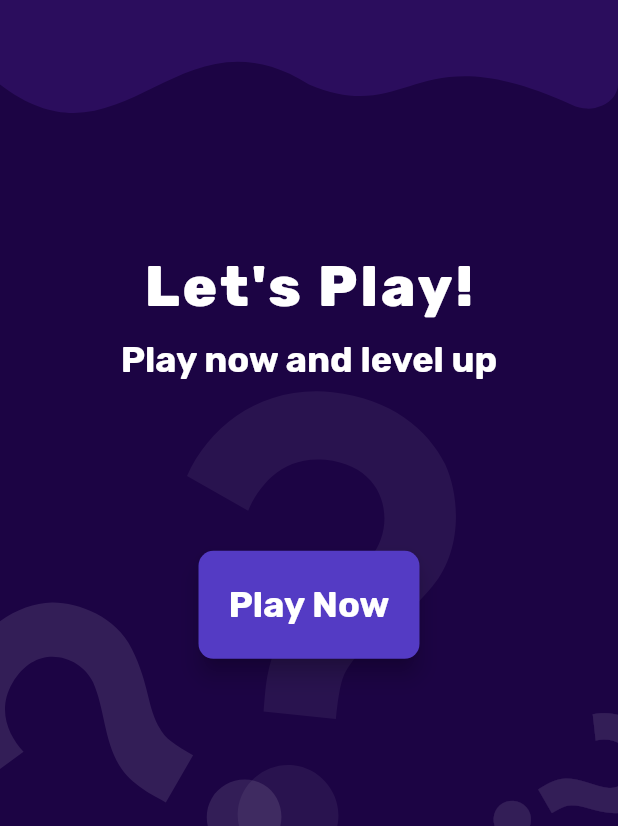
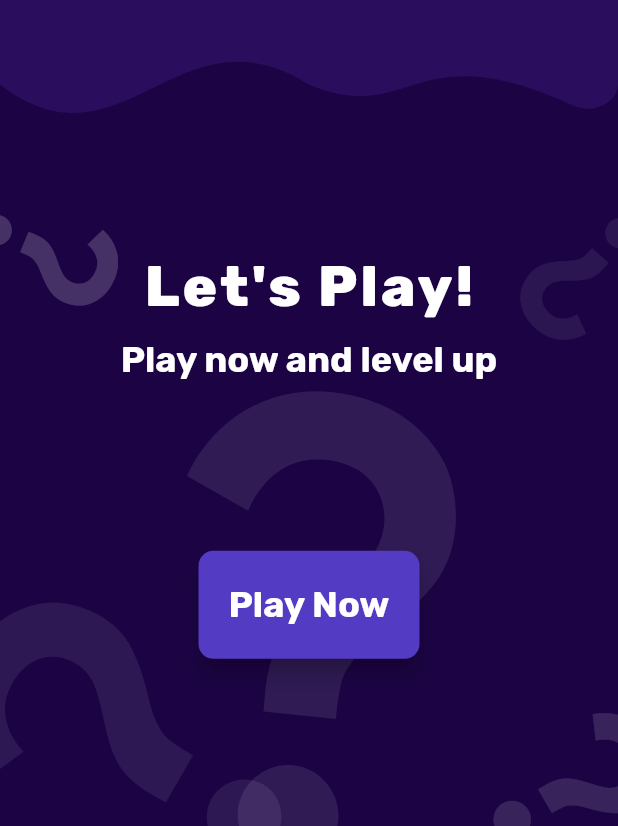
Before and after one commit to DavidGomezOv/trivia_app, a Flutter app: the screen it shows after launch, on a phone screen of 412 x 824 dp, the part 410-1236 px from its top. Run offline on Flutter 3.47's test engine with Material 3 defaults, Android fonts, the phone set to English and light mode, and no system bars; our stand-ins replace flutter_bloc, flutter_svg, freezed_annotation, go_router; generated files the repository leaves out were written again.

Commit message:
Created category selector page

```diff
--- a/lib/app.dart
+++ b/lib/app.dart
@@ -50,6 +50,12 @@ class App extends StatelessWidget {
                   fontVariations: [const FontVariation('wght', 700)],
                   fontSize: 24,
                 ),
+            titleMedium: Theme.of(context).textTheme.titleMedium!.copyWith(
+                  fontFamily: 'Rubik',
+                  color: Colors.white,
+                  fontVariations: [const FontVariation('wght', 700)],
+                  fontSize: 18,
+                ),
           ),
         ),
       ),
--- /dev/null
+++ b/lib/extensions.dart
@@ -0,0 +1,5 @@
+import 'package:flutter/material.dart';
+
+extension Dimensions on BuildContext {
+  bool isMobile() => MediaQuery.sizeOf(this).width < 630;
+}
--- a/lib/main.dart
+++ b/lib/main.dart
@@ -1,6 +1,8 @@
 import 'package:flutter/material.dart';
+import 'package:flutter_web_plugins/url_strategy.dart';
 import 'package:trivia_app/app.dart';
 
 void main() {
+  usePathUrlStrategy();
   runApp(const App());
 }
--- a/lib/presentation/pages/menu/menu_page.dart
+++ b/lib/presentation/pages/menu/menu_page.dart
@@ -1,6 +1,9 @@
 import 'dart:math';
 
 import 'package:flutter/material.dart';
+import 'package:go_router/go_router.dart';
+import 'package:trivia_app/presentation/widgets/app_background_widget.dart';
+import 'package:trivia_app/routes/app_router.dart';
 import 'package:trivia_app/theme/button_styles.dart';
 import 'package:trivia_app/theme/custom_colors.dart';
 
@@ -11,49 +14,12 @@ class MenuPage extends StatelessWidget {
   Widget build(BuildContext context) {
     return Scaffold(
       backgroundColor: Theme.of(context).colorScheme.surface,
-      body: Stack(
+      body: AppBackgroundWidget(
+        child: Stack(
           children: [
             CustomPaint(
               size: Size(MediaQuery.of(context).size.width, MediaQuery.of(context).size.height),
-            painter: _MenuBackground(fillColor: CustomColors.surfaceSecondary),
-          ),
-          Positioned(
-            bottom: -70,
-            left: -30,
-            child: Transform.rotate(
-              angle: -pi / 3,
-              origin: const Offset(-1, 50),
-              child: Icon(
-                Icons.question_mark_sharp,
-                size: 300,
-                color: Colors.white.withOpacity(.1),
-              ),
-            ),
-          ),
-          Positioned(
-            bottom: -60,
-            left: MediaQuery.sizeOf(context).width / 2 - 200,
-            child: Transform.rotate(
-              angle: pi / 30,
-              child: Icon(
-                Icons.question_mark_sharp,
-                size: 400,
-                color: Colors.white.withOpacity(.06),
-              ),
-            ),
-          ),
-          Positioned(
-            bottom: -20,
-            right: -5,
-            child: Transform.rotate(
-              angle: pi / 3,
-              origin: const Offset(-1, 50),
-              child: Icon(
-                Icons.question_mark_sharp,
-                size: 150,
-                color: Colors.white.withOpacity(.1),
-              ),
-            ),
+              painter: _MenuWavesBackground(fillColor: CustomColors.surfaceSecondary),
             ),
             Column(
               crossAxisAlignment: CrossAxisAlignment.center,
@@ -120,7 +86,7 @@ class MenuPage extends StatelessWidget {
                 const Spacer(),
                 ElevatedButton(
                   style: ButtonStyles.primaryButton(context),
-                onPressed: () {},
+                  onPressed: () => context.goNamed(AppRouter.categoryRouteData.name),
                   child: Text(
                     'Play Now',
                     style: Theme.of(context).textTheme.headlineSmall,
@@ -128,15 +94,16 @@ class MenuPage extends StatelessWidget {
                 ),
                 const Spacer()
               ],
-          )
+            ),
           ],
+        ),
       ),
     );
   }
 }
 
-class _MenuBackground extends CustomPainter {
-  _MenuBackground({required this.fillColor});
+class _MenuWavesBackground extends CustomPainter {
+  _MenuWavesBackground({required this.fillColor});
 
   final Color fillColor;
 
--- /dev/null
+++ b/lib/presentation/widgets/app_background_widget.dart
@@ -0,0 +1,123 @@
+import 'dart:math';
+
+import 'package:flutter/material.dart';
+
+class AppBackgroundWidget extends StatelessWidget {
+  const AppBackgroundWidget({super.key, required this.child});
+
+  final Widget child;
+
+  @override
+  Widget build(BuildContext context) {
+    return Container(
+      color: Theme.of(context).colorScheme.surface,
+      child: Stack(
+        children: [
+          Positioned(
+            bottom: -70,
+            left: -30,
+            child: Transform.rotate(
+              angle: -pi / 3,
+              origin: const Offset(-1, 50),
+              child: Icon(
+                Icons.question_mark_sharp,
+                size: 300,
+                color: Colors.white.withOpacity(.08),
+              ),
+            ),
+          ),
+          Positioned(
+            bottom: -60,
+            left: MediaQuery.sizeOf(context).width / 2 - 200,
+            child: Transform.rotate(
+              angle: pi / 30,
+              child: Icon(
+                Icons.question_mark_sharp,
+                size: 400,
+                color: Colors.white.withOpacity(.09),
+              ),
+            ),
+          ),
+          Positioned(
+            bottom: -20,
+            right: -5,
+            child: Transform.rotate(
+              angle: pi / 3,
+              origin: const Offset(-1, 50),
+              child: Icon(
+                Icons.question_mark_sharp,
+                size: 150,
+                color: Colors.white.withOpacity(.12),
+              ),
+            ),
+          ),
+          Positioned(
+            top: MediaQuery.sizeOf(context).height / 2 - 100,
+            right: -70,
+            child: Transform.rotate(
+              angle: -pi / 1.3,
+              origin: const Offset(-1, 50),
+              child: Icon(
+                Icons.question_mark_sharp,
+                size: 120,
+                color: Colors.white.withOpacity(.07),
+              ),
+            ),
+          ),
+          Positioned(
+            top: MediaQuery.sizeOf(context).height / 2 - 100,
+            left: -70,
+            child: Transform.rotate(
+              angle: pi / 1.6,
+              origin: const Offset(-1, 50),
+              child: Icon(
+                Icons.question_mark_sharp,
+                size: 120,
+                color: Colors.white.withOpacity(.18),
+              ),
+            ),
+          ),
+          Positioned(
+            top: -70,
+            left: -100,
+            child: Transform.rotate(
+              angle: pi / 3,
+              origin: const Offset(-1, 50),
+              child: Icon(
+                Icons.question_mark_sharp,
+                size: 250,
+                color: Colors.white.withOpacity(.08),
+              ),
+            ),
+          ),
+          Positioned(
+            top: -60,
+            left: MediaQuery.sizeOf(context).width / 2 - 200,
+            child: Transform.rotate(
+              angle: -pi / 1.1,
+              child: Icon(
+                Icons.question_mark_sharp,
+                size: 400,
+                color: Colors.white.withOpacity(.09),
+              ),
+            ),
+          ),
+          Positioned(
+            top: -50,
+            right: -80,
+            child: Transform.rotate(
+              angle: -pi / 3,
+              origin: const Offset(-1, 50),
+              child: Icon(
+                Icons.question_mark_sharp,
+                size: 150,
+                color: Colors.white.withOpacity(.12),
+              ),
+            ),
+          ),
+          child
+        ],
+      ),
+    );
+  }
+}
--- a/lib/routes/app_router.dart
+++ b/lib/routes/app_router.dart
@@ -1,11 +1,13 @@
 import 'package:flutter/material.dart';
 import 'package:go_router/go_router.dart';
+import 'package:trivia_app/presentation/pages/category/category_page.dart';
 import 'package:trivia_app/presentation/pages/error_page.dart';
 import 'package:trivia_app/presentation/pages/menu/menu_page.dart';
 import 'package:trivia_app/routes/route_data.dart';
 
 class AppRouter {
   static final AppRouteData menuRouteData = AppRouteData(name: 'menu', path: '/menu');
+  static final AppRouteData categoryRouteData = AppRouteData(name: 'category', path: '/category');
 
   static GoRouter generateAppRouter(BuildContext context) {
     return GoRouter(
@@ -16,7 +18,19 @@ class AppRouter {
           path: menuRouteData.path,
           pageBuilder: (context, state) => CustomTransitionPage(
             child: const MenuPage(),
-            transitionDuration: const Duration(milliseconds: 200),
+            transitionDuration: const Duration(milliseconds: 500),
+            transitionsBuilder: (context, animation, secondaryAnimation, child) => FadeTransition(
+              opacity: animation,
+              child: child,
+            ),
+          ),
+        ),
+        GoRoute(
+          name: categoryRouteData.name,
+          path: categoryRouteData.path,
+          pageBuilder: (context, state) => CustomTransitionPage(
+            child: const CategoryPage(),
+            transitionDuration: const Duration(milliseconds: 500),
             transitionsBuilder: (context, animation, secondaryAnimation, child) => FadeTransition(
               opacity: animation,
               child: child,
--- a/lib/theme/button_styles.dart
+++ b/lib/theme/button_styles.dart
@@ -18,15 +18,27 @@ class ButtonStyles {
         },
       ),
       elevation: WidgetStateProperty.all(6),
-      foregroundColor: WidgetStateProperty.resolveWith(
-        (states) {
-          if (states.contains(WidgetState.disabled)) {
-            return Theme.of(context).colorScheme.secondary;
-          }
-          return Theme.of(context).primaryColor;
-        },
-      ),
       padding: WidgetStateProperty.all(const EdgeInsets.all(20)),
     );
   }
+
+  static ButtonStyle categoryButton(BuildContext context) {
+    return ButtonStyle(
+      shape: WidgetStateProperty.all<RoundedRectangleBorder>(
+        RoundedRectangleBorder(
+          borderRadius: BorderRadius.circular(10),
+        ),
+      ),
+      backgroundColor: WidgetStateProperty.resolveWith(
+        (states) {
+          if (states.contains(WidgetState.hovered)) {
+            return CustomColors.primaryHovered;
+          }
+          return CustomColors.greenButton;
+        },
+      ),
+      elevation: WidgetStateProperty.all(6),
+      padding: WidgetStateProperty.all(EdgeInsets.zero),
+    );
+  }
 }
--- a/lib/theme/custom_colors.dart
+++ b/lib/theme/custom_colors.dart
@@ -9,5 +9,6 @@ class CustomColors {
   static Color surface = const Color(0xff1c0444);
   static Color surfaceSecondary = const Color(0xff2b0d5d);
   static Color greenText = const Color(0xff12fa9b);
+  static Color greenButton = const Color(0xff12fadf);
 
 }
```
Also changed, not shown: lib/presentation/pages/category/category_page.dart (added, +273 -0 lines), lib/presentation/pages/category/widgets/category_button_widget.dart (added, +63 -0 lines), lib/presentation/widgets/hover_button_animation_widget.dart (added, +32 -0 lines), pubspec.yaml (+5 -2 lines), assets/icons/information.svg (added), pubspec.lock. Lines whose indentation alone changed are shown as unchanged.
